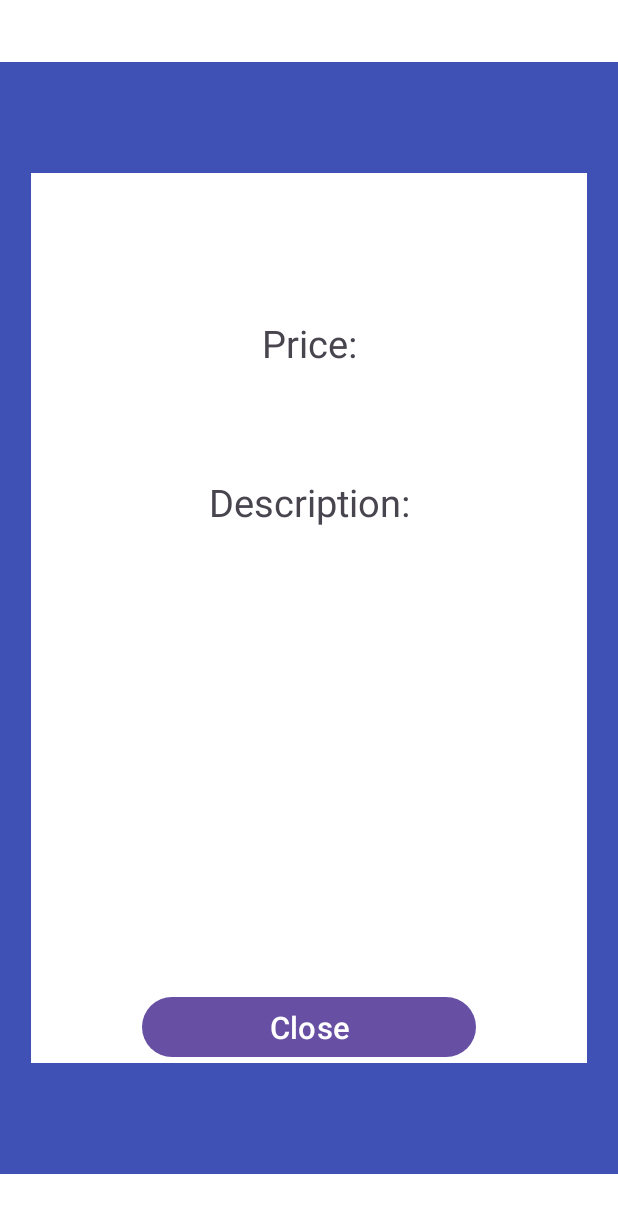
After one commit to gyarab/2024-4e-vakula-WaitR, an Android app: the layout display_item_layout.xml on its own in the app's theme, with its tools: preview values and no code run, on a phone screen of 412 x 824 dp. The commit adds this screen. Shown: the top 1213 px of the screen. Run offline under Robolectric (Android 15) with nearby library versions, the phone set to English and light mode, and no system bars.

Commit message:
improved ux for editing model and menu + created view for just displaying item parameters

```diff
--- /dev/null
+++ b/app/src/main/res/layout/display_item_layout.xml
@@ -0,0 +1,226 @@
+<?xml version="1.0" encoding="utf-8"?>
+<androidx.constraintlayout.widget.ConstraintLayout xmlns:android="http://schemas.android.com/apk/res/android"
+    xmlns:app="http://schemas.android.com/apk/res-auto"
+    xmlns:tools="http://schemas.android.com/tools"
+    android:layout_width="match_parent"
+    android:layout_height="match_parent"
+    android:background="#3F51B5">
+
+    <androidx.constraintlayout.widget.Guideline
+        android:id="@+id/guideline159"
+        android:layout_width="wrap_content"
+        android:layout_height="wrap_content"
+        android:orientation="vertical"
+        app:layout_constraintGuide_percent="0.05" />
+
+    <androidx.constraintlayout.widget.Guideline
+        android:id="@+id/guideline160"
+        android:layout_width="wrap_content"
+        android:layout_height="wrap_content"
+        android:orientation="vertical"
+        app:layout_constraintGuide_percent="0.95" />
+
+    <androidx.constraintlayout.widget.Guideline
+        android:id="@+id/guideline161"
+        android:layout_width="wrap_content"
+        android:layout_height="wrap_content"
+        android:orientation="horizontal"
+        app:layout_constraintGuide_percent="0.05" />
+
+    <androidx.constraintlayout.widget.Guideline
+        android:id="@+id/guideline162"
+        android:layout_width="wrap_content"
+        android:layout_height="wrap_content"
+        android:orientation="horizontal"
+        app:layout_constraintGuide_percent="0.95" />
+
+    <androidx.constraintlayout.widget.ConstraintLayout
+        android:id="@+id/constraintLayout"
+        android:layout_width="0dp"
+        android:layout_height="0dp"
+        android:background="#fff"
+        app:layout_constraintBottom_toTopOf="@+id/guideline162"
+        app:layout_constraintEnd_toStartOf="@+id/guideline160"
+        app:layout_constraintStart_toStartOf="@+id/guideline159"
+        app:layout_constraintTop_toTopOf="@+id/guideline161">
+
+        <androidx.constraintlayout.widget.Guideline
+            android:id="@+id/guideline163"
+            android:layout_width="wrap_content"
+            android:layout_height="wrap_content"
+            android:orientation="vertical"
+            app:layout_constraintGuide_percent="0.20" />
+
+        <androidx.constraintlayout.widget.Guideline
+            android:id="@+id/guideline164"
+            android:layout_width="wrap_content"
+            android:layout_height="wrap_content"
+            android:orientation="vertical"
+            app:layout_constraintGuide_percent="0.80" />
+
+        <androidx.constraintlayout.widget.Guideline
+            android:id="@+id/guideline165"
+            android:layout_width="wrap_content"
+            android:layout_height="wrap_content"
+            android:orientation="horizontal"
+            app:layout_constraintGuide_percent="0.1" />
+
+        <androidx.constraintlayout.widget.Guideline
+            android:id="@+id/guideline166"
+            android:layout_width="wrap_content"
+            android:layout_height="wrap_content"
+            android:orientation="horizontal"
+            app:layout_constraintGuide_percent="0.9" />
+
+        <Button
+            android:id="@+id/close_item_display"
+            android:layout_width="0dp"
+            android:layout_height="wrap_content"
+            android:autoSizeMaxTextSize="1000dp"
+            android:autoSizeMinTextSize="1dp"
+            android:autoSizeTextType="uniform"
+            android:text="@string/Close"
+            app:layout_constraintBottom_toTopOf="@+id/guideline166"
+            app:layout_constraintEnd_toStartOf="@+id/guideline164"
+            app:layout_constraintStart_toStartOf="@+id/guideline163" />
+
+        <TextView
+            android:id="@+id/item_name_display"
+            android:layout_width="0dp"
+            android:layout_height="wrap_content"
+            android:autoSizeMaxTextSize="1000dp"
+            android:autoSizeMinTextSize="1dp"
+            android:autoSizeTextType="uniform"
+            android:gravity="center"
+            android:text=""
+            android:textSize="30sp"
+            app:layout_constraintBottom_toTopOf="@+id/guideline166"
+            app:layout_constraintEnd_toStartOf="@+id/guideline168"
+            app:layout_constraintStart_toStartOf="@+id/guideline167"
+            app:layout_constraintTop_toTopOf="@+id/guideline165"
+            app:layout_constraintVertical_bias="0.026" />
+
+        <TextView
+            android:id="@+id/textView4"
+            android:layout_width="0dp"
+            android:layout_height="wrap_content"
+            android:autoSizeMaxTextSize="1000dp"
+            android:autoSizeMinTextSize="1dp"
+            android:autoSizeTextType="uniform"
+            android:gravity="center"
+            android:text="@string/price"
+            android:textSize="25sp"
+            app:layout_constraintBottom_toTopOf="@+id/guideline166"
+            app:layout_constraintEnd_toStartOf="@+id/guideline164"
+            app:layout_constraintStart_toStartOf="@+id/guideline163"
+            app:layout_constraintTop_toTopOf="@+id/guideline165"
+            app:layout_constraintVertical_bias="0.172" />
+
+        <TextView
+            android:id="@+id/item_price_display"
+            android:layout_width="0dp"
+            android:layout_height="wrap_content"
+            android:autoSizeMaxTextSize="1000dp"
+            android:autoSizeMinTextSize="1dp"
+            android:autoSizeTextType="uniform"
+            android:gravity="center"
+            android:text=""
+            android:textSize="25sp"
+            app:layout_constraintBottom_toTopOf="@+id/guideline166"
+            app:layout_constraintEnd_toStartOf="@+id/guideline164"
+            app:layout_constraintStart_toStartOf="@+id/guideline163"
+            app:layout_constraintTop_toTopOf="@+id/guideline165"
+            app:layout_constraintVertical_bias="0.248" />
+
+        <TextView
+            android:id="@+id/textView6"
+            android:layout_width="0dp"
+            android:layout_height="wrap_content"
+            android:autoSizeMaxTextSize="1000dp"
+            android:autoSizeMinTextSize="1dp"
+            android:autoSizeTextType="uniform"
+            android:gravity="center"
+            android:text="@string/description"
+            android:textSize="25sp"
+            app:layout_constraintBottom_toTopOf="@+id/guideline166"
+            app:layout_constraintEnd_toStartOf="@+id/guideline164"
+            app:layout_constraintStart_toStartOf="@+id/guideline163"
+            app:layout_constraintTop_toTopOf="@+id/guideline165"
+            app:layout_constraintVertical_bias="0.362" />
+
+        <TextView
+            android:id="@+id/item_discription_display"
+            android:layout_width="0dp"
+            android:layout_height="wrap_content"
+            android:autoSizeMaxTextSize="1000dp"
+            android:autoSizeMinTextSize="1dp"
+            android:autoSizeTextType="uniform"
+            android:text=""
+            android:textSize="25sp"
+            app:layout_constraintBottom_toTopOf="@+id/guideline166"
+            app:layout_constraintEnd_toStartOf="@+id/guideline168"
+            app:layout_constraintStart_toStartOf="@+id/guideline167"
+            app:layout_constraintTop_toTopOf="@+id/guideline165" />
+
+        <androidx.constraintlayout.widget.Guideline
+            android:id="@+id/guideline167"
+            android:layout_width="wrap_content"
+            android:layout_height="wrap_content"
+            android:orientation="vertical"
+            app:layout_constraintGuide_percent="0.1" />
+
+        <androidx.constraintlayout.widget.Guideline
+            android:id="@+id/guideline168"
+            android:layout_width="wrap_content"
+            android:layout_height="wrap_content"
+            android:orientation="vertical"
+            app:layout_constraintGuide_percent="0.9" />
+
+        <androidx.constraintlayout.widget.ConstraintLayout
+            android:layout_width="0dp"
+            android:layout_height="0dp"
+            android:background="#3F51B5"
+            app:layout_constraintBottom_toTopOf="@+id/guideline165"
+            app:layout_constraintEnd_toEndOf="parent"
+            app:layout_constraintHorizontal_bias="0.0"
+            app:layout_constraintStart_toStartOf="parent"
+            app:layout_constraintTop_toTopOf="parent">
+
+        </androidx.constraintlayout.widget.ConstraintLayout>
+
+        <androidx.constraintlayout.widget.ConstraintLayout
+            android:layout_width="0dp"
+            android:layout_height="0dp"
+            android:background="#3F51B5"
+            app:layout_constraintBottom_toBottomOf="parent"
+            app:layout_constraintEnd_toEndOf="parent"
+            app:layout_constraintStart_toStartOf="parent"
+            app:layout_constraintTop_toTopOf="@+id/guideline166">
+
+        </androidx.constraintlayout.widget.ConstraintLayout>
+    </androidx.constraintlayout.widget.ConstraintLayout>
+
+    <androidx.constraintlayout.widget.ConstraintLayout
+        android:layout_width="0dp"
+        android:layout_height="0dp"
+        android:background="#fff"
+        app:layout_constraintBottom_toTopOf="@+id/guideline161"
+        app:layout_constraintEnd_toEndOf="parent"
+        app:layout_constraintStart_toStartOf="parent"
+        app:layout_constraintTop_toTopOf="parent">
+
+    </androidx.constraintlayout.widget.ConstraintLayout>
+
+    <androidx.constraintlayout.widget.ConstraintLayout
+        android:layout_width="0dp"
+        android:layout_height="0dp"
+        android:background="#fff"
+        app:layout_constraintBottom_toBottomOf="parent"
+        app:layout_constraintEnd_toEndOf="parent"
+        app:layout_constraintStart_toStartOf="parent"
+        app:layout_constraintTop_toTopOf="@+id/guideline162">
+
+    </androidx.constraintlayout.widget.ConstraintLayout>
+
+
+</androidx.constraintlayout.widget.ConstraintLayout>
--- a/app/src/main/res/values/strings.xml
+++ b/app/src/main/res/values/strings.xml
@@ -69,4 +69,5 @@
     <string name="width">Width:</string>
     <string name="helper">Helper</string>
     <string name="scene">Scene</string>
+    <string name="Close">Close</string>
 </resources>
```
Also changed, not shown: app/src/main/java/com/example/waitr/Food_menu.kt (+67 -33 lines), app/src/main/java/com/example/waitr/Model_view.kt (+117 -66 lines).
